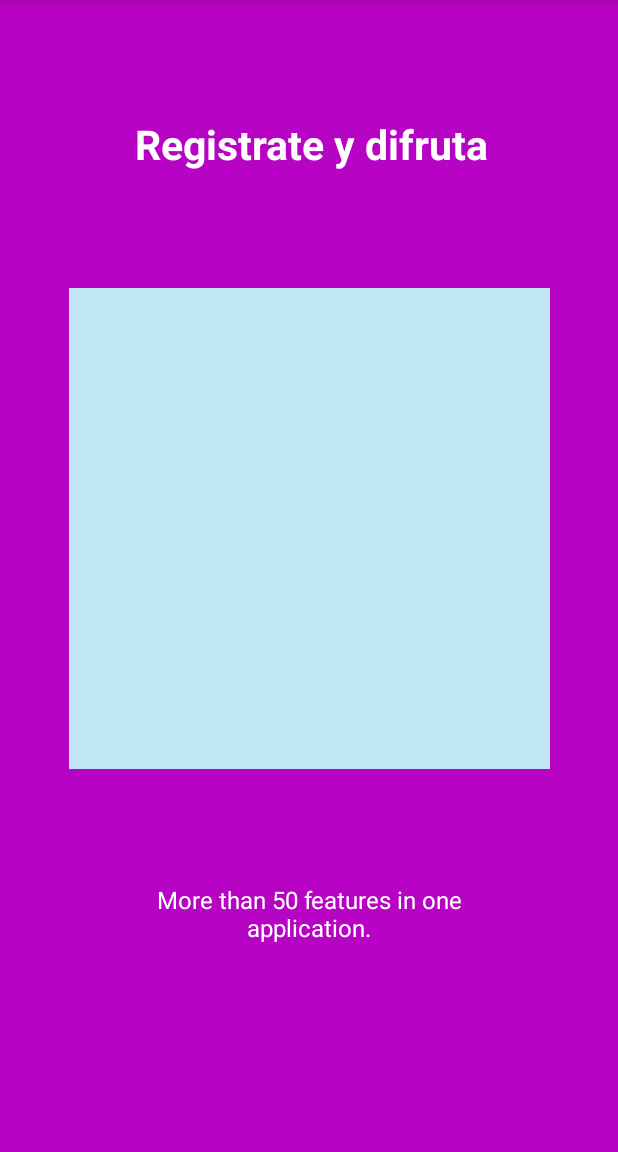
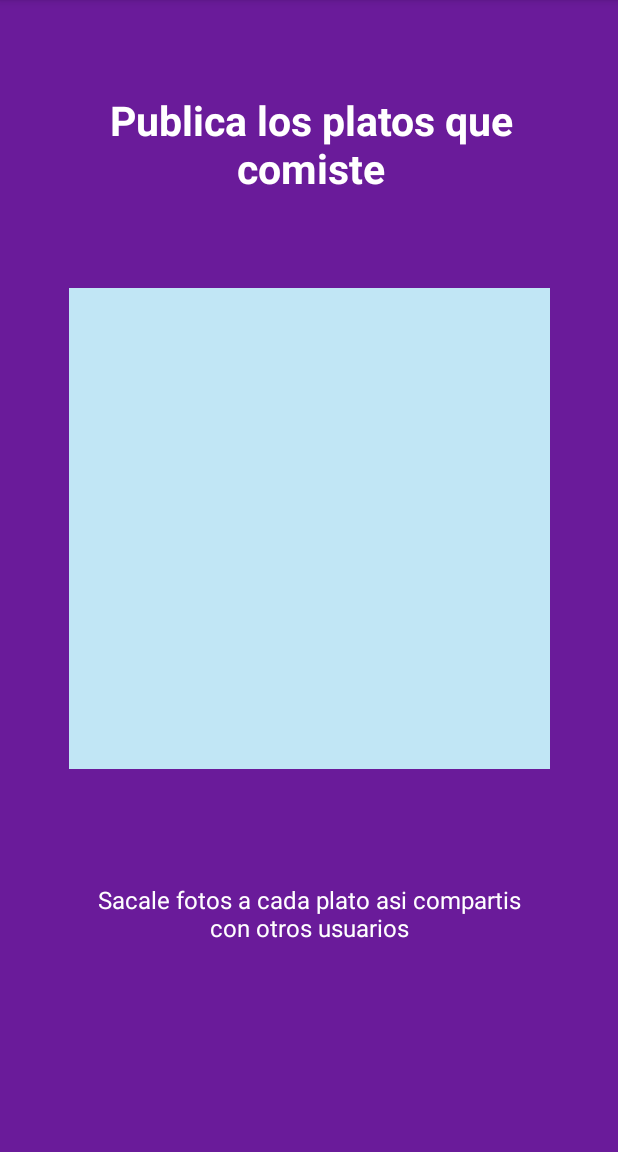
Before and after one commit to mfinkels/miPrimerProyecto, an Android app: the activityIntroFinal screen opened directly, with no data from a screen before it, on a phone screen of 412 x 824 dp, the part 84-1236 px from its top. Run offline under Robolectric (Android 15) with nearby library versions, the phone set to English and light mode, and no system bars.

Commit message:
Intro funciona

```diff
--- a/Morfando/app/src/main/AndroidManifest.xml
+++ b/Morfando/app/src/main/AndroidManifest.xml
@@ -4,6 +4,7 @@
 
     <uses-permission android:name="android.permission.READ_EXTERNAL_STORAGE" />
     <uses-permission android:name="android.permission.WRITE_EXTERNAL_STORAGE" />
+    <uses-permission android:name="android.permission.CAMERA"/>s
 
     <application
         android:allowBackup="true"
--- a/Morfando/app/src/main/res/layout/activity_intro_final.xml
+++ b/Morfando/app/src/main/res/layout/activity_intro_final.xml
@@ -4,7 +4,7 @@
     android:layout_width="fill_parent"
     android:layout_height="fill_parent"
     android:layout_weight="10"
-    android:background="#b704c4"
+    android:background="#6A1B9A"
     android:orientation="vertical">
 
     <TextView
@@ -15,7 +15,7 @@
         android:gravity="center"
         android:paddingLeft="32dp"
         android:paddingRight="29dp"
-        android:text="Registrate y difruta"
+        android:text="Publica los platos que comiste"
         android:textColor="#ffffff"
         android:textSize="27sp"
         android:textStyle="bold" />
@@ -45,7 +45,7 @@
         android:gravity="center"
         android:paddingLeft="64dp"
         android:paddingRight="64dp"
-        android:text="More than 50 features in one application."
+        android:text="Sacale fotos a cada plato asi compartis con otros usuarios"
         android:textColor="#ffffff"
         android:textSize="16sp" />
 
--- a/Morfando/app/src/main/res/layout/activity_intro_first.xml
+++ b/Morfando/app/src/main/res/layout/activity_intro_first.xml
@@ -4,7 +4,7 @@
     android:layout_width="fill_parent"
     android:layout_height="fill_parent"
     android:layout_weight="10"
-    android:background="#0385a3"
+    android:background="#C62828"
     android:orientation="vertical">
 
     <TextView
--- a/Morfando/app/src/main/res/layout/activity_intro_second.xml
+++ b/Morfando/app/src/main/res/layout/activity_intro_second.xml
@@ -4,7 +4,7 @@
     android:layout_width="fill_parent"
     android:layout_height="fill_parent"
     android:layout_weight="10"
-    android:background="#03a373"
+    android:background="#AD1457"
     android:orientation="vertical">
 
     <TextView
```
Also changed, not shown: Morfando/app/src/main/java/com/example/matias/morfando/activityLogIn.java (+5 -2 lines), Morfando/app/src/main/java/com/example/matias/morfando/myIntro.java (+21 -27 lines).
